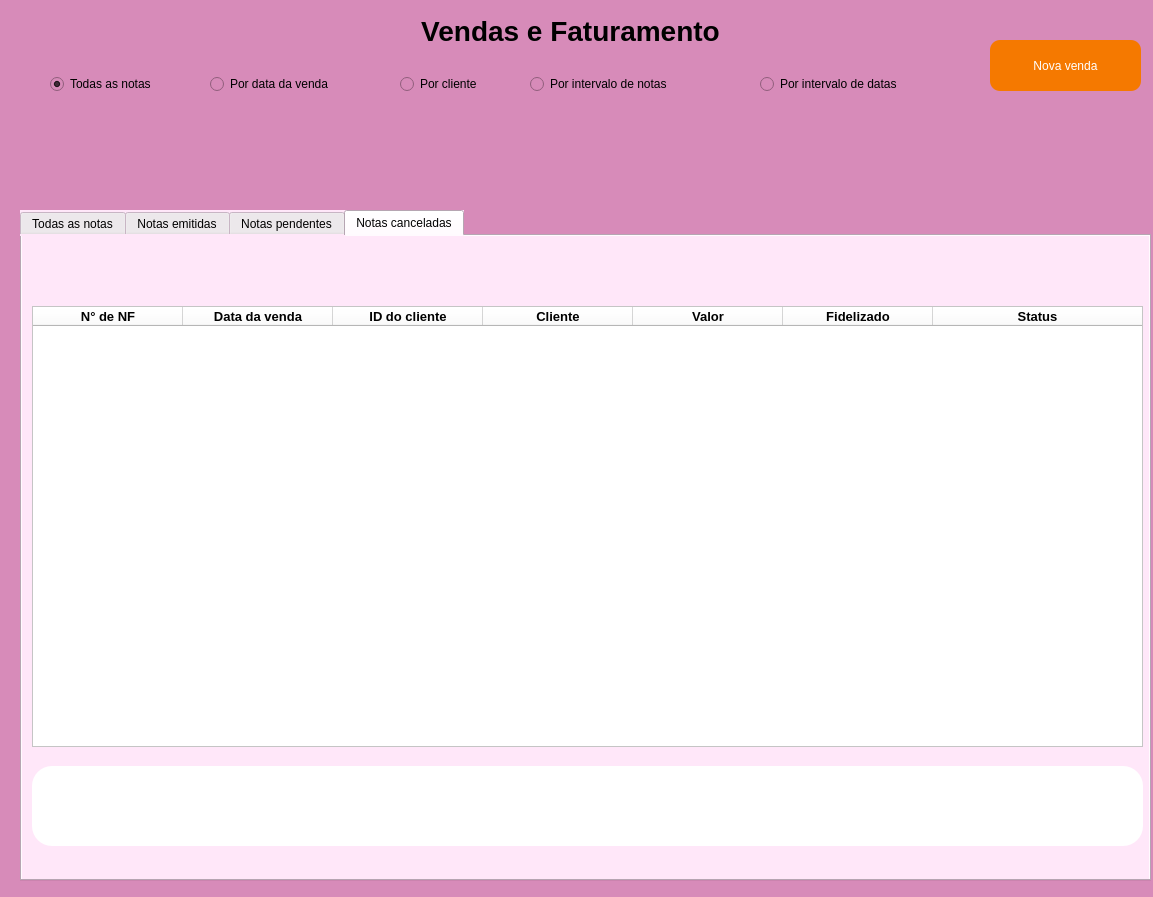
JVwolfart/PROJETO-SALAO-JOVEM-PROGRAMADOR, file telas_duda/vendas.ui: the form before one commit.
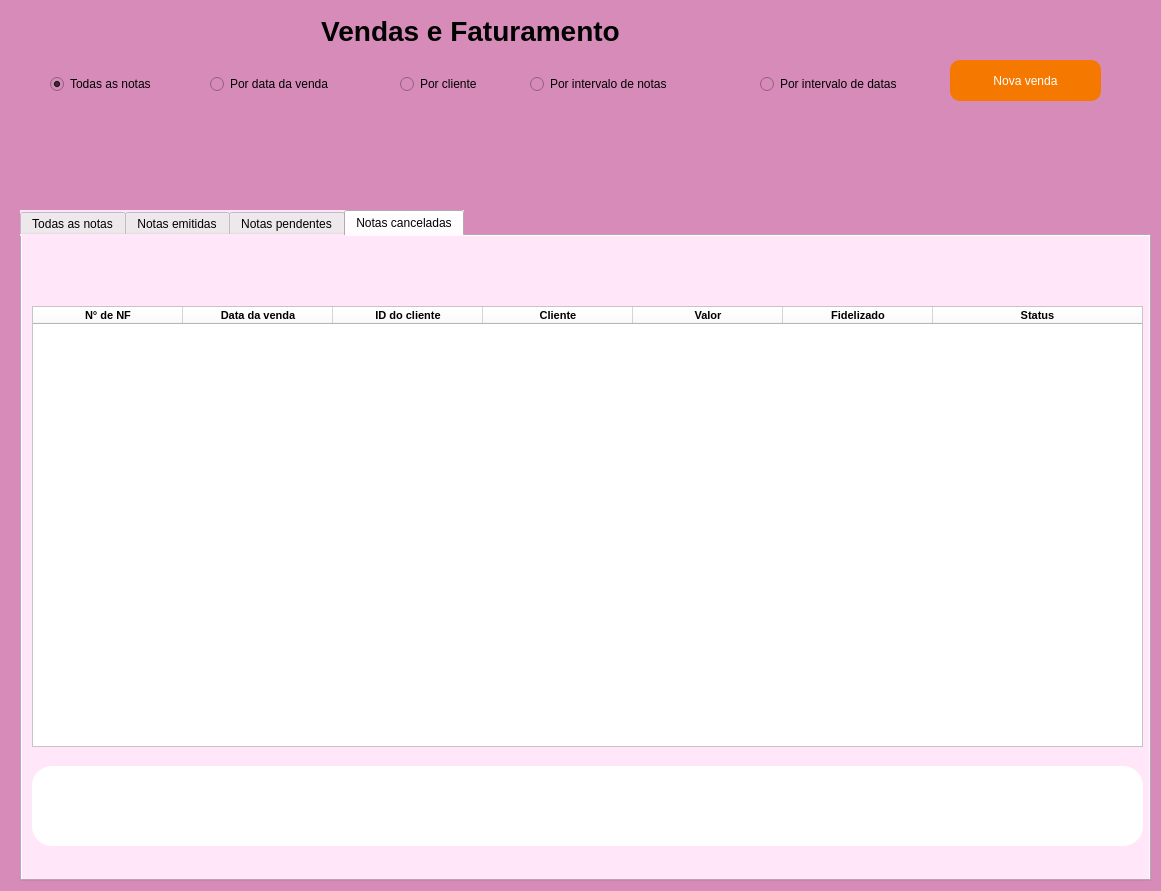
The form after the commit. The open tabs and pages were chosen to show the change.

What changed in the file:
```diff
--- a/telas_duda/vendas.ui
+++ b/telas_duda/vendas.ui
@@ -12,10 +12,16 @@
    <rect>
     <x>0</x>
     <y>0</y>
-    <width>1153</width>
-    <height>897</height>
+    <width>1161</width>
+    <height>891</height>
    </rect>
   </property>
+  <property name="maximumSize">
+   <size>
+    <width>1200</width>
+    <height>900</height>
+   </size>
+  </property>
   <property name="font">
    <font>
     <pointsize>14</pointsize>
@@ -31,7 +37,7 @@
    <widget class="QLabel" name="lbl_id_user">
     <property name="geometry">
      <rect>
-      <x>1000</x>
+      <x>870</x>
       <y>10</y>
       <width>41</width>
       <height>51</height>
@@ -916,7 +922,7 @@
        </property>
        <property name="font">
         <font>
-         <pointsize>10</pointsize>
+         <pointsize>8</pointsize>
          <weight>75</weight>
          <bold>true</bold>
         </font>
@@ -931,7 +937,7 @@
        </property>
        <property name="font">
         <font>
-         <pointsize>10</pointsize>
+         <pointsize>8</pointsize>
          <weight>75</weight>
          <bold>true</bold>
         </font>
@@ -946,7 +952,7 @@
        </property>
        <property name="font">
         <font>
-         <pointsize>10</pointsize>
+         <pointsize>8</pointsize>
          <weight>75</weight>
          <bold>true</bold>
         </font>
@@ -961,7 +967,7 @@
        </property>
        <property name="font">
         <font>
-         <pointsize>10</pointsize>
+         <pointsize>8</pointsize>
          <weight>75</weight>
          <bold>true</bold>
         </font>
@@ -976,7 +982,7 @@
        </property>
        <property name="font">
         <font>
-         <pointsize>10</pointsize>
+         <pointsize>8</pointsize>
          <weight>75</weight>
          <bold>true</bold>
         </font>
@@ -991,7 +997,7 @@
        </property>
        <property name="font">
         <font>
-         <pointsize>10</pointsize>
+         <pointsize>8</pointsize>
          <weight>75</weight>
          <bold>true</bold>
         </font>
@@ -1006,7 +1012,7 @@
        </property>
        <property name="font">
         <font>
-         <pointsize>10</pointsize>
+         <pointsize>8</pointsize>
          <weight>75</weight>
          <bold>true</bold>
         </font>
@@ -1063,10 +1069,10 @@
    <widget class="QPushButton" name="BtnNVenda">
     <property name="geometry">
      <rect>
-      <x>990</x>
-      <y>40</y>
+      <x>950</x>
+      <y>60</y>
       <width>151</width>
-      <height>51</height>
+      <height>41</height>
      </rect>
     </property>
     <property name="cursor">
@@ -1090,15 +1096,15 @@
    <widget class="QLabel" name="lbl_escolha">
     <property name="geometry">
      <rect>
-      <x>40</x>
-      <y>100</y>
-      <width>1091</width>
-      <height>51</height>
+      <x>50</x>
+      <y>140</y>
+      <width>1061</width>
+      <height>41</height>
      </rect>
     </property>
     <property name="font">
      <font>
-      <pointsize>17</pointsize>
+      <pointsize>15</pointsize>
       <weight>75</weight>
       <bold>true</bold>
       <underline>true</underline>
@@ -1113,7 +1119,7 @@
      <rect>
       <x>760</x>
       <y>70</y>
-      <width>221</width>
+      <width>171</width>
       <height>28</height>
      </rect>
     </property>
@@ -1137,7 +1143,7 @@
    <widget class="QLabel" name="lbl_status_2">
     <property name="geometry">
      <rect>
-      <x>170</x>
+      <x>70</x>
       <y>10</y>
       <width>801</width>
       <height>41</height>
```
Left out of the diff: 44 changed lines with no effect on the pictures.
